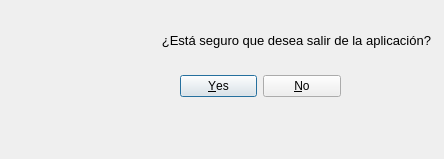
Above: vensalir.ui from JaviusssBesi/BESADAPEREZ before the change. Below: the same form after it.
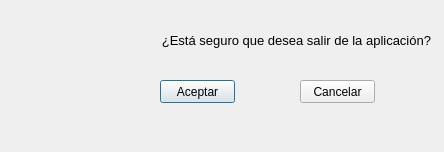
That is the form after the change. Icons and pictures are not drawn.

```diff
--- a/vensalir.ui
+++ b/vensalir.ui
@@ -7,7 +7,7 @@
     <x>0</x>
     <y>0</y>
     <width>444</width>
-    <height>159</height>
+    <height>152</height>
    </rect>
   </property>
   <property name="windowTitle">
@@ -16,25 +16,6 @@
   <property name="modal">
    <bool>true</bool>
   </property>
-  <widget class="QDialogButtonBox" name="btnBoxSalir">
-   <property name="geometry">
-    <rect>
-     <x>180</x>
-     <y>70</y>
-     <width>161</width>
-     <height>32</height>
-    </rect>
-   </property>
-   <property name="orientation">
-    <enum>Qt::Horizontal</enum>
-   </property>
-   <property name="standardButtons">
-    <set>QDialogButtonBox::No|QDialogButtonBox::Yes</set>
-   </property>
-   <property name="centerButtons">
-    <bool>true</bool>
-   </property>
-  </widget>
   <widget class="QLabel" name="lblMensalir">
    <property name="geometry">
     <rect>
@@ -64,7 +45,7 @@
   <widget class="QLabel" name="label">
    <property name="geometry">
     <rect>
-     <x>20</x>
+     <x>50</x>
      <y>70</y>
      <width>51</width>
      <height>51</height>
@@ -80,6 +61,38 @@
     <bool>true</bool>
    </property>
   </widget>
+  <widget class="QPushButton" name="btnAceptar">
+   <property name="geometry">
+    <rect>
+     <x>160</x>
+     <y>80</y>
+     <width>75</width>
+     <height>23</height>
+    </rect>
+   </property>
+   <property name="text">
+    <string>Aceptar</string>
+   </property>
+   <attribute name="buttonGroup">
+    <string notr="true">btnBoxSalir</string>
+   </attribute>
+  </widget>
+  <widget class="QPushButton" name="btnCancelar">
+   <property name="geometry">
+    <rect>
+     <x>300</x>
+     <y>80</y>
+     <width>75</width>
+     <height>23</height>
+    </rect>
+   </property>
+   <property name="text">
+    <string>Cancelar</string>
+   </property>
+   <attribute name="buttonGroup">
+    <string notr="true">btnBoxSalir</string>
+   </attribute>
+  </widget>
  </widget>
  <resources>
   <include location="img/avisosalir.qrc"/>
```
Left out of the diff: 38 changed lines with no effect on the pictures.
